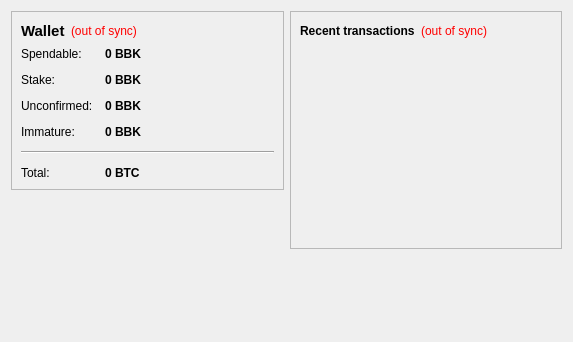
BitBlocksProject/Bitblocks-beta, file src/qt/forms/overviewpage.ui: the form before one commit.
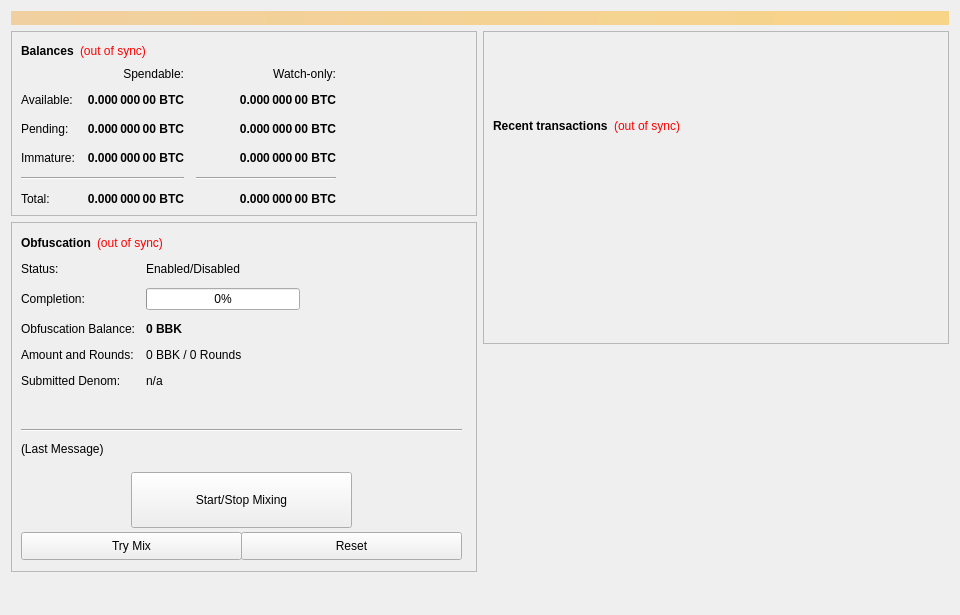
The form after the commit.

What changed in the file:
```diff
--- a/src/qt/forms/overviewpage.ui
+++ b/src/qt/forms/overviewpage.ui
@@ -6,13 +6,37 @@
    <rect>
     <x>0</x>
     <y>0</y>
-    <width>573</width>
-    <height>342</height>
+    <width>960</width>
+    <height>615</height>
    </rect>
   </property>
+  <property name="minimumSize">
+   <size>
+    <width>960</width>
+    <height>0</height>
+   </size>
+  </property>
   <property name="windowTitle">
    <string>Form</string>
   </property>
+  <layout class="QVBoxLayout" name="topLayout">
+   <item>
+    <widget class="QLabel" name="labelAlerts">
+     <property name="visible">
+      <bool>false</bool>
+     </property>
+     <property name="styleSheet">
+      <string notr="true">background-color: qlineargradient(x1: 0, y1: 0, x2: 1, y2: 0, stop:0 #F0D0A0, stop:1 #F8D488); color:#000000;</string>
+     </property>
+     <property name="wordWrap">
+      <bool>true</bool>
+     </property>
+     <property name="margin">
+      <number>3</number>
+     </property>
+    </widget>
+   </item>
+   <item>
   <layout class="QHBoxLayout" name="horizontalLayout" stretch="1,1">
    <item>
     <layout class="QVBoxLayout" name="verticalLayout_2">
@@ -31,20 +55,22 @@
            <widget class="QLabel" name="label_5">
             <property name="font">
              <font>
-              <pointsize>11</pointsize>
               <weight>75</weight>
               <bold>true</bold>
              </font>
             </property>
             <property name="text">
-             <string>Wallet</string>
+               <string>Balances</string>
             </property>
            </widget>
           </item>
           <item>
            <widget class="QLabel" name="labelWalletStatus">
+              <property name="cursor">
+               <cursorShape>WhatsThisCursor</cursorShape>
+              </property>
             <property name="toolTip">
-             <string>The displayed information may be out of date. Your wallet automatically synchronizes with the bitblocks network after a connection is established, but this process has not completed yet.</string>
+               <string>The displayed information may be out of date. Your wallet automatically synchronizes with the BitBlocks network after a connection is established, but this process has not completed yet.</string>
             </property>
             <property name="styleSheet">
              <string notr="true">QLabel { color: red; }</string>
@@ -58,7 +84,7 @@
            </widget>
           </item>
           <item>
-           <spacer name="horizontalSpacer_2">
+             <spacer name="horizontalSpacer_3">
             <property name="orientation">
              <enum>Qt::Horizontal</enum>
             </property>
@@ -73,25 +99,12 @@
          </layout>
         </item>
         <item>
-         <layout class="QFormLayout" name="formLayout_2">
-          <property name="fieldGrowthPolicy">
-           <enum>QFormLayout::AllNonFixedFieldsGrow</enum>
-          </property>
-          <property name="horizontalSpacing">
+           <layout class="QGridLayout" name="gridLayout">
+            <property name="spacing">
            <number>12</number>
           </property>
-          <property name="verticalSpacing">
-           <number>12</number>
-          </property>
-          <item row="0" column="0">
-           <widget class="QLabel" name="label">
-            <property name="text">
-             <string>Spendable:</string>
-            </property>
-           </widget>
-          </item>
-          <item row="0" column="1">
-           <widget class="QLabel" name="labelBalance">
+            <item row="2" column="2">
+             <widget class="QLabel" name="labelWatchPending">
             <property name="font">
              <font>
               <weight>75</weight>
@@ -102,52 +115,19 @@
              <cursorShape>IBeamCursor</cursorShape>
             </property>
             <property name="toolTip">
-             <string>Your current spendable balance</string>
+               <string>Unconfirmed transactions to watch-only addresses</string>
             </property>
             <property name="text">
-             <string notr="true">0 BBK</string>
-            </property>
-            <property name="textInteractionFlags">
-             <set>Qt::LinksAccessibleByMouse|Qt::TextSelectableByKeyboard|Qt::TextSelectableByMouse</set>
-            </property>
-           </widget>
-          </item>
-          <item row="1" column="0">
-           <widget class="QLabel" name="label_6">
-            <property name="text">
-             <string>Stake:</string>
-            </property>
-           </widget>
-          </item>
-          <item row="1" column="1">
-           <widget class="QLabel" name="labelStake">
-            <property name="font">
-             <font>
-              <weight>75</weight>
-              <bold>true</bold>
-             </font>
-            </property>
-            <property name="cursor">
-             <cursorShape>IBeamCursor</cursorShape>
-            </property>
-            <property name="toolTip">
-             <string>Total of coins that was staked, and do not yet count toward the current balance</string>
-            </property>
-            <property name="text">
-             <string notr="true">0 BBK</string>
-            </property>
+               <string notr="true">0.000 000 00 BTC</string>
+              </property>
+              <property name="alignment">
+               <set>Qt::AlignRight|Qt::AlignTrailing|Qt::AlignVCenter</set>
+              </property>
             <property name="textInteractionFlags">
              <set>Qt::LinksAccessibleByMouse|Qt::TextSelectableByKeyboard|Qt::TextSelectableByMouse</set>
             </property>
            </widget>
           </item>
-          <item row="2" column="0">
-           <widget class="QLabel" name="label_3">
-            <property name="text">
-             <string>Unconfirmed:</string>
-            </property>
-           </widget>
-          </item>
           <item row="2" column="1">
            <widget class="QLabel" name="labelUnconfirmed">
             <property name="font">
@@ -160,36 +140,38 @@
              <cursorShape>IBeamCursor</cursorShape>
             </property>
             <property name="toolTip">
-             <string>Total of transactions that have yet to be confirmed, and do not yet count toward the current balance</string>
+               <string>Total of transactions that have yet to be confirmed, and do not yet count toward the spendable balance</string>
             </property>
             <property name="text">
-             <string notr="true">0 BBK</string>
+               <string notr="true">0.000 000 00 BTC</string>
+              </property>
+              <property name="alignment">
+               <set>Qt::AlignRight|Qt::AlignTrailing|Qt::AlignVCenter</set>
             </property>
             <property name="textInteractionFlags">
              <set>Qt::LinksAccessibleByMouse|Qt::TextSelectableByKeyboard|Qt::TextSelectableByMouse</set>
             </property>
            </widget>
           </item>
-          <item row="3" column="0">
-           <widget class="QLabel" name="labelImmatureText">
-            <property name="text">
-             <string>Immature:</string>
-            </property>
-           </widget>
-          </item>
-          <item row="3" column="1">
-           <widget class="QLabel" name="labelImmature">
+            <item row="3" column="2">
+             <widget class="QLabel" name="labelWatchImmature">
             <property name="font">
              <font>
               <weight>75</weight>
               <bold>true</bold>
              </font>
             </property>
+              <property name="cursor">
+               <cursorShape>IBeamCursor</cursorShape>
+              </property>
             <property name="toolTip">
-             <string>Mined balance that has not yet matured</string>
+               <string>Staked or masternode rewards in watch-only addresses that has not yet matured</string>
             </property>
             <property name="text">
-             <string notr="true">0 BBK</string>
+               <string notr="true">0.000 000 00 BTC</string>
+              </property>
+              <property name="alignment">
+               <set>Qt::AlignRight|Qt::AlignTrailing|Qt::AlignVCenter</set>
             </property>
             <property name="textInteractionFlags">
              <set>Qt::LinksAccessibleByMouse|Qt::TextSelectableByKeyboard|Qt::TextSelectableByMouse</set>
@@ -197,7 +179,26 @@
            </widget>
           </item>
           <item row="4" column="0" colspan="2">
-           <widget class="Line" name="line">
+             <widget class="Line" name="lineSpendableBalance">
+              <property name="orientation">
+               <enum>Qt::Horizontal</enum>
+              </property>
+             </widget>
+            </item>
+            <item row="4" column="2">
+             <widget class="Line" name="lineWatchBalance">
+              <property name="sizePolicy">
+               <sizepolicy hsizetype="Preferred" vsizetype="Fixed">
+                <horstretch>0</horstretch>
+                <verstretch>0</verstretch>
+               </sizepolicy>
+              </property>
+              <property name="minimumSize">
+               <size>
+                <width>140</width>
+                <height>0</height>
+               </size>
+              </property>
             <property name="orientation">
              <enum>Qt::Horizontal</enum>
             </property>
@@ -210,6 +211,51 @@
             </property>
            </widget>
           </item>
+            <item row="3" column="1">
+             <widget class="QLabel" name="labelImmature">
+              <property name="font">
+               <font>
+                <weight>75</weight>
+                <bold>true</bold>
+               </font>
+              </property>
+              <property name="cursor">
+               <cursorShape>IBeamCursor</cursorShape>
+              </property>
+              <property name="toolTip">
+               <string>Staked or masternode rewards that has not yet matured</string>
+              </property>
+              <property name="text">
+               <string notr="true">0.000 000 00 BTC</string>
+              </property>
+              <property name="alignment">
+               <set>Qt::AlignRight|Qt::AlignTrailing|Qt::AlignVCenter</set>
+              </property>
+              <property name="textInteractionFlags">
+               <set>Qt::LinksAccessibleByMouse|Qt::TextSelectableByKeyboard|Qt::TextSelectableByMouse</set>
+              </property>
+             </widget>
+            </item>
+            <item row="2" column="3">
+             <spacer name="horizontalSpacer_2">
+              <property name="orientation">
+               <enum>Qt::Horizontal</enum>
+              </property>
+              <property name="sizeHint" stdset="0">
+               <size>
+                <width>40</width>
+                <height>20</height>
+               </size>
+              </property>
+             </spacer>
+            </item>
+            <item row="3" column="0">
+             <widget class="QLabel" name="labelImmatureText">
+              <property name="text">
+               <string>Immature:</string>
+              </property>
+             </widget>
+            </item>
           <item row="5" column="1">
            <widget class="QLabel" name="labelTotal">
             <property name="font">
@@ -225,18 +271,850 @@
              <string>Your current total balance</string>
             </property>
             <property name="text">
-             <string notr="true">0 BTC</string>
-            </property>
+               <string notr="true">0.000 000 00 BTC</string>
+              </property>
+              <property name="alignment">
+               <set>Qt::AlignRight|Qt::AlignTrailing|Qt::AlignVCenter</set>
+              </property>
             <property name="textInteractionFlags">
              <set>Qt::LinksAccessibleByMouse|Qt::TextSelectableByKeyboard|Qt::TextSelectableByMouse</set>
             </property>
            </widget>
           </item>
+            <item row="5" column="2">
+             <widget class="QLabel" name="labelWatchTotal">
+              <property name="font">
+               <font>
+                <weight>75</weight>
+                <bold>true</bold>
+               </font>
+              </property>
+              <property name="cursor">
+               <cursorShape>IBeamCursor</cursorShape>
+              </property>
+              <property name="toolTip">
+               <string>Current total balance in watch-only addresses</string>
+              </property>
+              <property name="text">
+               <string notr="true">0.000 000 00 BTC</string>
+              </property>
+              <property name="alignment">
+               <set>Qt::AlignRight|Qt::AlignTrailing|Qt::AlignVCenter</set>
+              </property>
+              <property name="textInteractionFlags">
+               <set>Qt::LinksAccessibleByMouse|Qt::TextSelectableByKeyboard|Qt::TextSelectableByMouse</set>
+              </property>
+             </widget>
+            </item>
+            <item row="0" column="2">
+             <widget class="QLabel" name="labelWatchonly">
+              <property name="text">
+               <string>Watch-only:</string>
+              </property>
+              <property name="alignment">
+               <set>Qt::AlignRight|Qt::AlignTrailing|Qt::AlignVCenter</set>
+              </property>
+             </widget>
+            </item>
+            <item row="1" column="0">
+             <widget class="QLabel" name="labelBalanceText">
+              <property name="text">
+               <string>Available:</string>
+              </property>
+             </widget>
+            </item>
+            <item row="1" column="1">
+             <widget class="QLabel" name="labelBalance">
+              <property name="font">
+               <font>
+                <weight>75</weight>
+                <bold>true</bold>
+               </font>
+              </property>
+              <property name="cursor">
+               <cursorShape>IBeamCursor</cursorShape>
+              </property>
+              <property name="toolTip">
+               <string>Your current spendable balance</string>
+              </property>
+              <property name="text">
+               <string notr="true">0.000 000 00 BTC</string>
+              </property>
+              <property name="alignment">
+               <set>Qt::AlignRight|Qt::AlignTrailing|Qt::AlignVCenter</set>
+              </property>
+              <property name="textInteractionFlags">
+               <set>Qt::LinksAccessibleByMouse|Qt::TextSelectableByKeyboard|Qt::TextSelectableByMouse</set>
+              </property>
+             </widget>
+            </item>
+            <item row="1" column="2">
+             <widget class="QLabel" name="labelWatchAvailable">
+              <property name="font">
+               <font>
+                <weight>75</weight>
+                <bold>true</bold>
+               </font>
+              </property>
+              <property name="cursor">
+               <cursorShape>IBeamCursor</cursorShape>
+              </property>
+              <property name="toolTip">
+               <string>Your current balance in watch-only addresses</string>
+              </property>
+              <property name="text">
+               <string notr="true">0.000 000 00 BTC</string>
+              </property>
+              <property name="alignment">
+               <set>Qt::AlignRight|Qt::AlignTrailing|Qt::AlignVCenter</set>
+              </property>
+              <property name="textInteractionFlags">
+               <set>Qt::LinksAccessibleByMouse|Qt::TextSelectableByKeyboard|Qt::TextSelectableByMouse</set>
+              </property>
+             </widget>
+            </item>
+            <item row="2" column="0">
+             <widget class="QLabel" name="labelPendingText">
+              <property name="text">
+               <string>Pending:</string>
+              </property>
+             </widget>
+            </item>
+            <item row="0" column="1">
+             <widget class="QLabel" name="labelSpendable">
+              <property name="text">
+               <string>Spendable:</string>
+              </property>
+              <property name="alignment">
+               <set>Qt::AlignRight|Qt::AlignTrailing|Qt::AlignVCenter</set>
+              </property>
+             </widget>
+            </item>
          </layout>
         </item>
        </layout>
       </widget>
      </item>
+       <item>
+        <widget class="QFrame" name="frameObfuscation">
+         <property name="minimumSize">
+          <size>
+           <width>0</width>
+           <height>350</height>
+          </size>
+         </property>
+         <property name="layoutDirection">
+          <enum>Qt::LeftToRight</enum>
+         </property>
+         <property name="frameShape">
+          <enum>QFrame::StyledPanel</enum>
+         </property>
+         <property name="frameShadow">
+          <enum>QFrame::Raised</enum>
+         </property>
+         <widget class="QWidget" name="formLayoutWidget">
+          <property name="geometry">
+           <rect>
+            <x>10</x>
+            <y>40</y>
+            <width>451</width>
+            <height>161</height>
+           </rect>
+          </property>
+          <layout class="QFormLayout" name="formLayout">
+           <property name="fieldGrowthPolicy">
+            <enum>QFormLayout::AllNonFixedFieldsGrow</enum>
+           </property>
+           <property name="horizontalSpacing">
+            <number>11</number>
+           </property>
+           <property name="verticalSpacing">
+            <number>12</number>
+           </property>
+           <item row="0" column="0">
+            <widget class="QLabel" name="label_6">
+             <property name="text">
+              <string>Status:</string>
+             </property>
+            </widget>
+           </item>
+           <item row="1" column="0">
+            <widget class="QLabel" name="label_7">
+             <property name="text">
+              <string>Completion:</string>
+             </property>
+            </widget>
+           </item>
+           <item row="1" column="1">
+            <widget class="QProgressBar" name="obfuscationProgress">
+             <property name="maximumSize">
+              <size>
+               <width>154</width>
+               <height>16777215</height>
+              </size>
+             </property>
+             <property name="value">
+              <number>0</number>
+             </property>
+            </widget>
+           </item>
+           <item row="2" column="0">
+            <widget class="QLabel" name="labelAnonymizedText">
+             <property name="text">
+              <string>Obfuscation Balance:</string>
+             </property>
+            </widget>
+           </item>
+           <item row="2" column="1">
+            <widget class="QLabel" name="labelAnonymized">
+             <property name="font">
+              <font>
+               <weight>75</weight>
+               <bold>true</bold>
+              </font>
+             </property>
+             <property name="text">
+              <string notr="true">0 BBK</string>
+             </property>
+            </widget>
+           </item>
+           <item row="3" column="0">
+            <widget class="QLabel" name="label_8">
+             <property name="text">
+              <string>Amount and Rounds:</string>
+             </property>
+            </widget>
+           </item>
+           <item row="3" column="1">
+            <widget class="QLabel" name="labelAmountRounds">
+             <property name="text">
+              <string>0 BBK / 0 Rounds</string>
+             </property>
+            </widget>
+           </item>
+           <item row="4" column="0">
+            <widget class="QLabel" name="label_9">
+             <property name="text">
+              <string>Submitted Denom:</string>
+             </property>
+            </widget>
+           </item>
+           <item row="4" column="1">
+            <widget class="QLabel" name="labelSubmittedDenom">
+             <property name="toolTip">
+              <string>The denominations you submitted to the Masternode.&lt;br&gt;To mix, other users must submit the exact same denominations.</string>
+             </property>
+             <property name="text">
+              <string>n/a</string>
+             </property>
+            </widget>
+           </item>
+           <item row="0" column="1">
+            <widget class="QLabel" name="obfuscationEnabled">
+             <property name="text">
+              <string>Enabled/Disabled</string>
+             </property>
+            </widget>
+           </item>
+          </layout>
+         </widget>
+         <widget class="QPushButton" name="runAutoDenom">
+          <property name="geometry">
+           <rect>
+            <x>251</x>
+            <y>17</y>
+            <width>1</width>
+            <height>1</height>
+           </rect>
+          </property>
+          <property name="palette">
+           <palette>
+            <active>
+             <colorrole role="WindowText">
+              <brush brushstyle="SolidPattern">
+               <color alpha="255">
+                <red>0</red>
+                <green>0</green>
+                <blue>0</blue>
+               </color>
+              </brush>
+             </colorrole>
+             <colorrole role="Button">
+              <brush brushstyle="SolidPattern">
+               <color alpha="255">
+                <red>239</red>
+                <green>238</green>
+                <blue>238</blue>
+               </color>
+              </brush>
+             </colorrole>
+             <colorrole role="Light">
+              <brush brushstyle="SolidPattern">
+               <color alpha="255">
+                <red>255</red>
+                <green>255</green>
+                <blue>255</blue>
+               </color>
+              </brush>
+             </colorrole>
+             <colorrole role="Midlight">
+              <brush brushstyle="SolidPattern">
+               <color alpha="255">
+                <red>247</red>
+                <green>246</green>
+                <blue>246</blue>
+               </color>
+              </brush>
+             </colorrole>
+             <colorrole role="Dark">
+              <brush brushstyle="SolidPattern">
+               <color alpha="255">
+                <red>119</red>
+                <green>119</green>
+                <blue>119</blue>
+               </color>
+              </brush>
+             </colorrole>
+             <colorrole role="Mid">
+              <brush brushstyle="SolidPattern">
+               <color alpha="255">
+                <red>159</red>
+                <green>159</green>
+                <blue>159</blue>
+               </color>
+              </brush>
+             </colorrole>
+             <colorrole role="Text">
+              <brush brushstyle="SolidPattern">
+               <color alpha="255">
+                <red>0</red>
+                <green>0</green>
+                <blue>0</blue>
+               </color>
+              </brush>
+             </colorrole>
+             <colorrole role="BrightText">
+              <brush brushstyle="SolidPattern">
+               <color alpha="255">
+                <red>255</red>
+                <green>255</green>
+                <blue>255</blue>
+               </color>
+              </brush>
+             </colorrole>
+             <colorrole role="ButtonText">
+              <brush brushstyle="SolidPattern">
+               <color alpha="255">
+                <red>0</red>
+                <green>0</green>
+                <blue>0</blue>
+               </color>
+              </brush>
+             </colorrole>
+             <colorrole role="Base">
+              <brush brushstyle="SolidPattern">
+               <color alpha="255">
+                <red>255</red>
+                <green>255</green>
+                <blue>255</blue>
+               </color>
+              </brush>
+             </colorrole>
+             <colorrole role="Window">
+              <brush brushstyle="SolidPattern">
+               <color alpha="255">
+                <red>239</red>
+                <green>238</green>
+                <blue>238</blue>
+               </color>
+              </brush>
+             </colorrole>
+             <colorrole role="Shadow">
+              <brush brushstyle="SolidPattern">
+               <color alpha="255">
+                <red>0</red>
+                <green>0</green>
+                <blue>0</blue>
+               </color>
+              </brush>
+             </colorrole>
+             <colorrole role="AlternateBase">
+              <brush brushstyle="SolidPattern">
+               <color alpha="255">
+                <red>247</red>
+                <green>246</green>
+                <blue>246</blue>
+               </color>
+              </brush>
+             </colorrole>
+             <colorrole role="ToolTipBase">
+              <brush brushstyle="SolidPattern">
+               <color alpha="255">
+                <red>255</red>
+                <green>255</green>
+                <blue>220</blue>
+               </color>
+              </brush>
+             </colorrole>
+             <colorrole role="ToolTipText">
+              <brush brushstyle="SolidPattern">
+               <color alpha="255">
+                <red>0</red>
+                <green>0</green>
+                <blue>0</blue>
+               </color>
+              </brush>
+             </colorrole>
+            </active>
+            <inactive>
+             <colorrole role="WindowText">
+              <brush brushstyle="SolidPattern">
+               <color alpha="255">
+                <red>0</red>
+                <green>0</green>
+                <blue>0</blue>
+               </color>
+              </brush>
+             </colorrole>
+             <colorrole role="Button">
+              <brush brushstyle="SolidPattern">
+               <color alpha="255">
+                <red>239</red>
+                <green>238</green>
+                <blue>238</blue>
+               </color>
+              </brush>
+             </colorrole>
+             <colorrole role="Light">
+              <brush brushstyle="SolidPattern">
+               <color alpha="255">
+                <red>255</red>
+                <green>255</green>
+                <blue>255</blue>
+               </color>
+              </brush>
+             </colorrole>
+             <colorrole role="Midlight">
+              <brush brushstyle="SolidPattern">
+               <color alpha="255">
+                <red>247</red>
+                <green>246</green>
+                <blue>246</blue>
+               </color>
+              </brush>
+             </colorrole>
+             <colorrole role="Dark">
+              <brush brushstyle="SolidPattern">
+               <color alpha="255">
+                <red>119</red>
+                <green>119</green>
+                <blue>119</blue>
+               </color>
+              </brush>
+             </colorrole>
+             <colorrole role="Mid">
+              <brush brushstyle="SolidPattern">
+               <color alpha="255">
+                <red>159</red>
+                <green>159</green>
+                <blue>159</blue>
+               </color>
+              </brush>
+             </colorrole>
+             <colorrole role="Text">
+              <brush brushstyle="SolidPattern">
+               <color alpha="255">
+                <red>0</red>
+                <green>0</green>
+                <blue>0</blue>
+               </color>
+              </brush>
+             </colorrole>
+             <colorrole role="BrightText">
+              <brush brushstyle="SolidPattern">
+               <color alpha="255">
+                <red>255</red>
+                <green>255</green>
+                <blue>255</blue>
+               </color>
+              </brush>
+             </colorrole>
+             <colorrole role="ButtonText">
+              <brush brushstyle="SolidPattern">
+               <color alpha="255">
+                <red>0</red>
+                <green>0</green>
+                <blue>0</blue>
+               </color>
+              </brush>
+             </colorrole>
+             <colorrole role="Base">
+              <brush brushstyle="SolidPattern">
+               <color alpha="255">
+                <red>255</red>
+                <green>255</green>
+                <blue>255</blue>
+               </color>
+              </brush>
+             </colorrole>
+             <colorrole role="Window">
+              <brush brushstyle="SolidPattern">
+               <color alpha="255">
+                <red>239</red>
+                <green>238</green>
+                <blue>238</blue>
+               </color>
+              </brush>
+             </colorrole>
+             <colorrole role="Shadow">
+              <brush brushstyle="SolidPattern">
+               <color alpha="255">
+                <red>0</red>
+                <green>0</green>
+                <blue>0</blue>
+               </color>
+              </brush>
+             </colorrole>
+             <colorrole role="AlternateBase">
+              <brush brushstyle="SolidPattern">
+               <color alpha="255">
+                <red>247</red>
+                <green>246</green>
+                <blue>246</blue>
+               </color>
+              </brush>
+             </colorrole>
+             <colorrole role="ToolTipBase">
+              <brush brushstyle="SolidPattern">
+               <color alpha="255">
+                <red>255</red>
+                <green>255</green>
+                <blue>220</blue>
+               </color>
+              </brush>
+             </colorrole>
+             <colorrole role="ToolTipText">
+              <brush brushstyle="SolidPattern">
+               <color alpha="255">
+                <red>0</red>
+                <green>0</green>
+                <blue>0</blue>
+               </color>
+              </brush>
+             </colorrole>
+            </inactive>
+            <disabled>
+             <colorrole role="WindowText">
+              <brush brushstyle="SolidPattern">
+               <color alpha="255">
+                <red>119</red>
+                <green>119</green>
+                <blue>119</blue>
+               </color>
+              </brush>
+             </colorrole>
+             <colorrole role="Button">
+              <brush brushstyle="SolidPattern">
+               <color alpha="255">
+                <red>239</red>
+                <green>238</green>
+                <blue>238</blue>
+               </color>
+              </brush>
+             </colorrole>
+             <colorrole role="Light">
+              <brush brushstyle="SolidPattern">
+               <color alpha="255">
+                <red>255</red>
+                <green>255</green>
+                <blue>255</blue>
+               </color>
+              </brush>
+             </colorrole>
+             <colorrole role="Midlight">
+              <brush brushstyle="SolidPattern">
+               <color alpha="255">
+                <red>247</red>
+                <green>246</green>
+                <blue>246</blue>
+               </color>
+              </brush>
+             </colorrole>
+             <colorrole role="Dark">
+              <brush brushstyle="SolidPattern">
+               <color alpha="255">
+                <red>119</red>
+                <green>119</green>
+                <blue>119</blue>
+               </color>
+              </brush>
+             </colorrole>
+             <colorrole role="Mid">
+              <brush brushstyle="SolidPattern">
+               <color alpha="255">
+                <red>159</red>
+                <green>159</green>
+                <blue>159</blue>
+               </color>
+              </brush>
+             </colorrole>
+             <colorrole role="Text">
+              <brush brushstyle="SolidPattern">
+               <color alpha="255">
+                <red>119</red>
+                <green>119</green>
+                <blue>119</blue>
+               </color>
+              </brush>
+             </colorrole>
+             <colorrole role="BrightText">
+              <brush brushstyle="SolidPattern">
+               <color alpha="255">
+                <red>255</red>
+                <green>255</green>
+                <blue>255</blue>
+               </color>
+              </brush>
+             </colorrole>
+             <colorrole role="ButtonText">
+              <brush brushstyle="SolidPattern">
+               <color alpha="255">
+                <red>119</red>
+                <green>119</green>
+                <blue>119</blue>
+               </color>
+              </brush>
+             </colorrole>
+             <colorrole role="Base">
+              <brush brushstyle="SolidPattern">
+               <color alpha="255">
+                <red>239</red>
+                <green>238</green>
+                <blue>238</blue>
+               </color>
+              </brush>
+             </colorrole>
+             <colorrole role="Window">
+              <brush brushstyle="SolidPattern">
+               <color alpha="255">
+                <red>239</red>
+                <green>238</green>
+                <blue>238</blue>
+               </color>
+              </brush>
+             </colorrole>
+             <colorrole role="Shadow">
+              <brush brushstyle="SolidPattern">
+               <color alpha="255">
+                <red>0</red>
+                <green>0</green>
+                <blue>0</blue>
+               </color>
+              </brush>
+             </colorrole>
+             <colorrole role="AlternateBase">
+              <brush brushstyle="SolidPattern">
+               <color alpha="255">
+                <red>239</red>
+                <green>238</green>
+                <blue>238</blue>
+               </color>
+              </brush>
+             </colorrole>
+             <colorrole role="ToolTipBase">
+              <brush brushstyle="SolidPattern">
+               <color alpha="255">
+                <red>255</red>
+                <green>255</green>
+                <blue>220</blue>
+               </color>
+              </brush>
+             </colorrole>
+             <colorrole role="ToolTipText">
+              <brush brushstyle="SolidPattern">
+               <color alpha="255">
+                <red>0</red>
+                <green>0</green>
+                <blue>0</blue>
+               </color>
+              </brush>
+             </colorrole>
+            </disabled>
+           </palette>
+          </property>
+          <property name="focusPolicy">
+           <enum>Qt::NoFocus</enum>
+          </property>
+          <property name="autoFillBackground">
+           <bool>true</bool>
+          </property>
+          <property name="text">
+           <string/>
+          </property>
+          <property name="flat">
+           <bool>true</bool>
+          </property>
+         </widget>
+         <widget class="QPushButton" name="toggleObfuscation">
+          <property name="geometry">
+           <rect>
+            <x>120</x>
+            <y>250</y>
+            <width>221</width>
+            <height>56</height>
+           </rect>
+          </property>
+          <property name="sizePolicy">
+           <sizepolicy hsizetype="MinimumExpanding" vsizetype="Fixed">
+            <horstretch>0</horstretch>
+            <verstretch>0</verstretch>
+           </sizepolicy>
+          </property>
+          <property name="text">
+           <string>Start/Stop Mixing</string>
+          </property>
+         </widget>
+         <widget class="Line" name="lineLastMessage">
+          <property name="geometry">
+           <rect>
+            <x>10</x>
+            <y>200</y>
+            <width>441</width>
+            <height>16</height>
+           </rect>
+          </property>
+          <property name="orientation">
+           <enum>Qt::Horizontal</enum>
+          </property>
+         </widget>
+         <widget class="QLabel" name="obfuscationStatus">
+          <property name="geometry">
+           <rect>
+            <x>10</x>
+            <y>220</y>
+            <width>451</width>
+            <height>61</height>
+           </rect>
+          </property>
+          <property name="minimumSize">
+           <size>
+            <width>288</width>
+            <height>43</height>
+           </size>
+          </property>
+          <property name="text">
+           <string>(Last Message)</string>
+          </property>
+          <property name="alignment">
+           <set>Qt::AlignLeading|Qt::AlignLeft|Qt::AlignTop</set>
+          </property>
+          <property name="wordWrap">
+           <bool>true</bool>
+          </property>
+         </widget>
+         <widget class="QPushButton" name="obfuscationAuto">
+          <property name="geometry">
+           <rect>
+            <x>10</x>
+            <y>310</y>
+            <width>221</width>
+            <height>28</height>
+           </rect>
+          </property>
+          <property name="sizePolicy">
+           <sizepolicy hsizetype="MinimumExpanding" vsizetype="Fixed">
+            <horstretch>0</horstretch>
+            <verstretch>0</verstretch>
+           </sizepolicy>
+          </property>
+          <property name="toolTip">
+           <string>Try to manually submit a Obfuscation request.</string>
+          </property>
+          <property name="text">
+           <string>Try Mix</string>
+          </property>
+         </widget>
+         <widget class="QPushButton" name="obfuscationReset">
+          <property name="geometry">
+           <rect>
+            <x>230</x>
+            <y>310</y>
+            <width>221</width>
+            <height>28</height>
+           </rect>
+          </property>
+          <property name="sizePolicy">
+           <sizepolicy hsizetype="MinimumExpanding" vsizetype="Fixed">
+            <horstretch>0</horstretch>
+            <verstretch>0</verstretch>
+           </sizepolicy>
+          </property>
+          <property name="toolTip">
+           <string>Reset the current status of Obfuscation (can interrupt Obfuscation if it's in the process of Mixing, which can cost you money!)</string>
+          </property>
+          <property name="autoFillBackground">
+           <bool>false</bool>
+          </property>
+          <property name="text">
+           <string>Reset</string>
+          </property>
+         </widget>
+         <widget class="QWidget" name="layoutWidget">
+          <property name="geometry">
+           <rect>
+            <x>10</x>
+            <y>10</y>
+            <width>431</width>
+            <height>22</height>
+           </rect>
+          </property>
+          <layout class="QHBoxLayout" name="horizontalLayout_5">
+           <item>
+            <widget class="QLabel" name="label_2">
+             <property name="font">
+              <font>
+               <weight>75</weight>
+               <bold>true</bold>
+              </font>
+             </property>
+             <property name="text">
+              <string>Obfuscation</string>
+             </property>
+            </widget>
+           </item>
+           <item>
+            <widget class="QLabel" name="labelObfuscationSyncStatus">
+             <property name="toolTip">
+              <string>The displayed information may be out of date. Your wallet automatically synchronizes with the BitBlocks network after a connection is established, but this process has not completed yet.</string>
+             </property>
+             <property name="styleSheet">
+              <string notr="true">QLabel { color: red; }</string>
+             </property>
+             <property name="text">
+              <string notr="true">(out of sync)</string>
+             </property>
+             <property name="alignment">
+              <set>Qt::AlignLeading|Qt::AlignLeft|Qt::AlignVCenter</set>
+             </property>
+            </widget>
+           </item>
+           <item>
+            <spacer name="horizontalSpacer_4">
+             <property name="orientation">
+              <enum>Qt::Horizontal</enum>
+             </property>
+             <property name="sizeHint" stdset="0">
+              <size>
+               <width>40</width>
+               <height>20</height>
+              </size>
+             </property>
+            </spacer>
+           </item>
+          </layout>
+         </widget>
+        </widget>
+       </item>
      <item>
       <spacer name="verticalSpacer">
        <property name="orientation">
@@ -263,19 +1141,44 @@
         <enum>QFrame::Raised</enum>
        </property>
        <layout class="QVBoxLayout" name="verticalLayout">
+          <item>
+           <spacer name="verticalSpacer_3">
+            <property name="orientation">
+             <enum>Qt::Vertical</enum>
+            </property>
+            <property name="sizeType">
+             <enum>QSizePolicy::Fixed</enum>
+            </property>
+            <property name="sizeHint" stdset="0">
+             <size>
+              <width>20</width>
+              <height>75</height>
+             </size>
+            </property>
+           </spacer>
+          </item>
         <item>
          <layout class="QHBoxLayout" name="horizontalLayout_2">
           <item>
            <widget class="QLabel" name="label_4">
+              <property name="font">
+               <font>
+                <weight>75</weight>
+                <bold>true</bold>
+               </font>
+              </property>
             <property name="text">
-             <string>&lt;b&gt;Recent transactions&lt;/b&gt;</string>
+               <string>Recent transactions</string>
             </property>
            </widget>
           </item>
           <item>
            <widget class="QLabel" name="labelTransactionsStatus">
+              <property name="cursor">
+               <cursorShape>WhatsThisCursor</cursorShape>
+              </property>
             <property name="toolTip">
-             <string>The displayed information may be out of date. Your wallet automatically synchronizes with the bitblocks network after a connection is established, but this process has not completed yet.</string>
+               <string>The displayed information may be out of date. Your wallet automatically synchronizes with the BitBlocks network after a connection is established, but this process has not completed yet.</string>
             </property>
             <property name="styleSheet">
              <string notr="true">QLabel { color: red; }</string>
@@ -330,6 +1233,9 @@
        <property name="orientation">
         <enum>Qt::Vertical</enum>
        </property>
+         <property name="sizeType">
+          <enum>QSizePolicy::Expanding</enum>
+         </property>
        <property name="sizeHint" stdset="0">
         <size>
          <width>20</width>
@@ -337,6 +1243,8 @@
         </size>
        </property>
       </spacer>
+       </item>
+      </layout>
      </item>
     </layout>
    </item>
```
Lines whose indentation alone changed are shown as unchanged.
